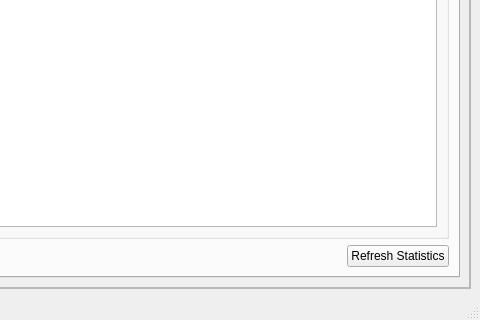
First picture: the form in mainwindow.ui, repository Hyujnn54/DesktopAPP, before the edit; both pictures show x 907 to 1387 and y 438 to 758 of the 1387 by 758 pixel window.
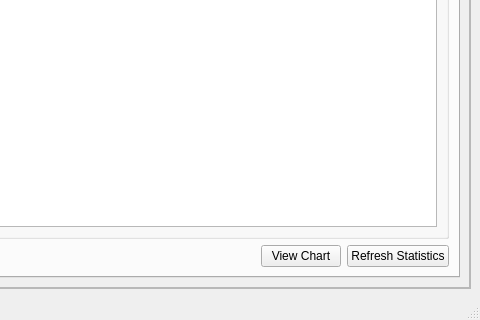
Second picture: the form after the edit. The open tabs and pages were chosen to show the change.

```diff
--- a/mainwindow.ui
+++ b/mainwindow.ui
@@ -650,6 +650,13 @@
                   </property>
                  </spacer>
                 </item>
+                <item>
+                 <widget class="QPushButton" name="openChartButton">
+                  <property name="text">
+                   <string>View Chart</string>
+                  </property>
+                 </widget>
+                </item>
                 <item>
                  <widget class="QPushButton" name="refreshStatsButton">
                   <property name="text">
```
